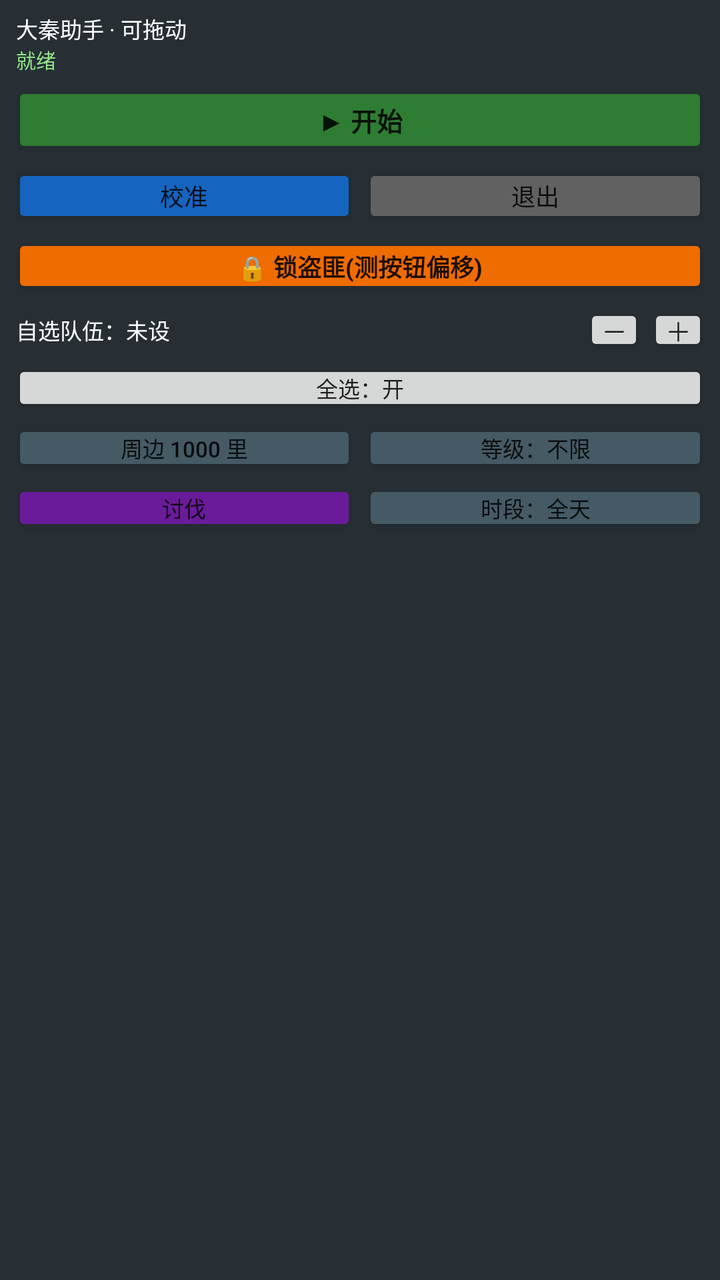
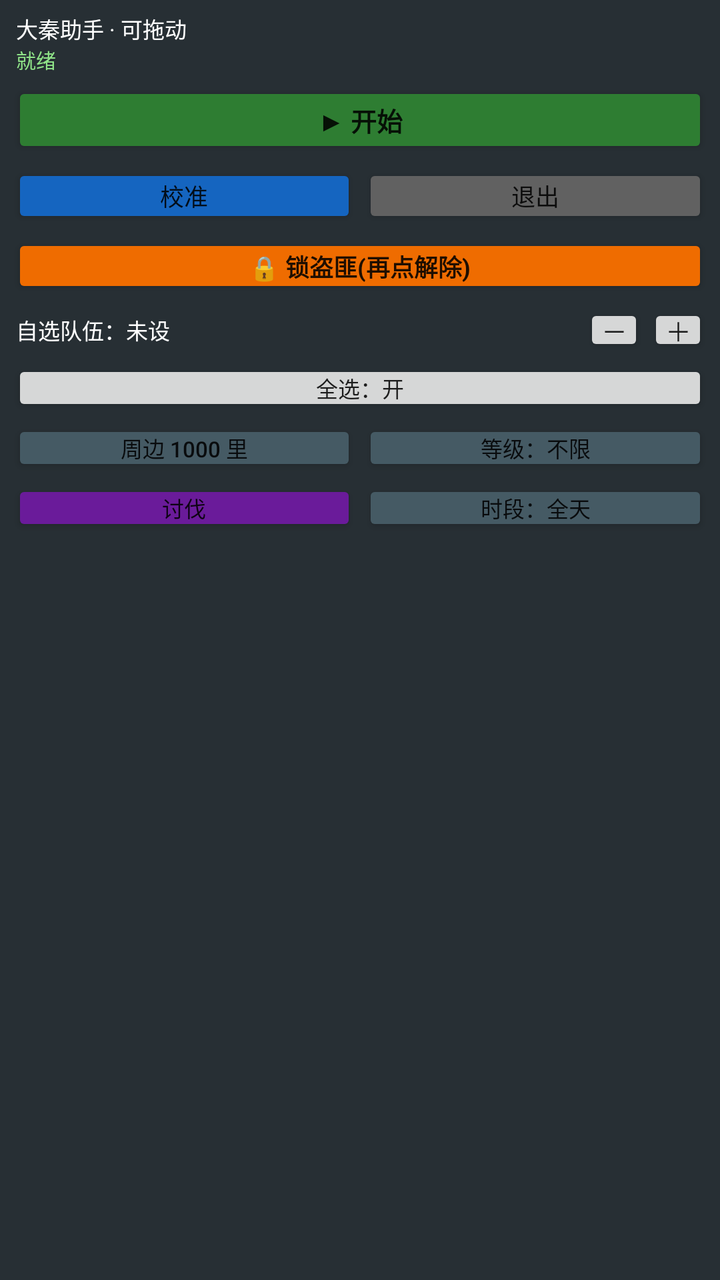

Two renders of the same Android screen: before a commit and after it. Below are the layout's source before the change and the commit's diff.
<!-- AndroidManifest.xml: application theme Theme.DaQinHelper -->
<!-- res/layout/overlay_window.xml -->
<?xml version="1.0" encoding="utf-8"?>
<LinearLayout xmlns:android="http://schemas.android.com/apk/res/android"
    android:id="@+id/overlay_root"
    android:layout_width="wrap_content"
    android:layout_height="wrap_content"
    android:orientation="vertical"
    android:background="#E6111A20"
    android:padding="6dp"
    android:minWidth="132dp">

    <TextView
        android:id="@+id/tv_title"
        android:layout_width="wrap_content"
        android:layout_height="wrap_content"
        android:text="大秦助手 · 可拖动"
        android:textColor="#FFFFFF"
        android:textSize="11sp"
        android:paddingStart="2dp"
        android:paddingEnd="2dp" />

    <TextView
        android:id="@+id/tv_status"
        android:layout_width="wrap_content"
        android:layout_height="wrap_content"
        android:text="就绪"
        android:textColor="#8FE388"
        android:textSize="10sp"
        android:maxWidth="150dp"
        android:paddingStart="2dp"
        android:paddingEnd="2dp" />

    <Button
        android:id="@+id/btn_toggle"
        android:layout_width="match_parent"
        android:layout_height="38dp"
        android:layout_marginTop="4dp"
        android:text="▶ 开始"
        android:textSize="13sp"
        android:textStyle="bold"
        android:padding="0dp"
        android:minWidth="0dp"
        android:minHeight="0dp"
        android:backgroundTint="#2E7D32" />

    <LinearLayout
        android:layout_width="match_parent"
        android:layout_height="wrap_content"
        android:orientation="horizontal"
        android:layout_marginTop="3dp">

        <Button
            android:id="@+id/btn_calib"
            android:layout_width="0dp"
            android:layout_weight="1"
            android:layout_height="32dp"
            android:text="校准"
            android:textSize="12sp"
            android:padding="0dp"
            android:minWidth="0dp"
            android:minHeight="0dp"
            android:backgroundTint="#1565C0" />

        <Button
            android:id="@+id/btn_exit"
            android:layout_width="0dp"
            android:layout_weight="1"
            android:layout_height="32dp"
            android:layout_marginStart="3dp"
            android:text="退出"
            android:textSize="12sp"
            android:padding="0dp"
            android:minWidth="0dp"
            android:minHeight="0dp"
            android:backgroundTint="#616161" />
    </LinearLayout>

    <Button
        android:id="@+id/btn_lock"
        android:layout_width="match_parent"
        android:layout_height="32dp"
        android:layout_marginTop="3dp"
        android:text="🔒 锁盗匪(测按钮偏移)"
        android:textSize="12sp"
        android:textStyle="bold"
        android:padding="0dp"
        android:minWidth="0dp"
        android:minHeight="0dp"
        android:backgroundTint="#EF6C00" />

    <LinearLayout
        android:layout_width="match_parent"
        android:layout_height="wrap_content"
        android:orientation="horizontal"
        android:gravity="center_vertical"
        android:layout_marginTop="3dp">

        <TextView
            android:id="@+id/tv_troop"
            android:layout_width="0dp"
            android:layout_weight="1"
            android:layout_height="wrap_content"
            android:text="自选队伍：未设"
            android:textColor="#FFFFFF"
            android:textSize="11sp"
            android:paddingStart="2dp" />

        <Button
            android:id="@+id/btn_minus"
            android:layout_width="30dp"
            android:layout_height="26dp"
            android:text="－"
            android:textSize="13sp"
            android:padding="0dp"
            android:minWidth="0dp"
            android:minHeight="0dp" />

        <Button
            android:id="@+id/btn_plus"
            android:layout_width="30dp"
            android:layout_height="26dp"
            android:text="＋"
            android:textSize="13sp"
            android:padding="0dp"
            android:minWidth="0dp"
            android:minHeight="0dp"
            android:layout_marginStart="2dp" />
    </LinearLayout>

    <Button
        android:id="@+id/btn_troop_toggle"
        android:layout_width="match_parent"
        android:layout_height="28dp"
        android:layout_marginTop="2dp"
        android:text="全选：开"
        android:textSize="11sp"
        android:padding="0dp"
        android:minWidth="0dp"
        android:minHeight="0dp" />

    <LinearLayout
        android:layout_width="match_parent"
        android:layout_height="wrap_content"
        android:orientation="horizontal"
        android:layout_marginTop="2dp">

        <Button
            android:id="@+id/btn_search"
            android:layout_width="0dp"
            android:layout_weight="1"
            android:layout_height="28dp"
            android:text="周边 1000 里"
            android:textSize="11sp"
            android:padding="0dp"
            android:minWidth="0dp"
            android:minHeight="0dp"
            android:backgroundTint="#455A64" />

        <Button
            android:id="@+id/btn_level"
            android:layout_width="0dp"
            android:layout_weight="1"
            android:layout_height="28dp"
            android:layout_marginStart="3dp"
            android:text="等级：不限"
            android:textSize="11sp"
            android:padding="0dp"
            android:minWidth="0dp"
            android:minHeight="0dp"
            android:backgroundTint="#455A64" />
    </LinearLayout>

    <LinearLayout
        android:layout_width="match_parent"
        android:layout_height="wrap_content"
        android:orientation="horizontal"
        android:layout_marginTop="2dp">

        <Button
            android:id="@+id/btn_mode"
            android:layout_width="0dp"
            android:layout_weight="1"
            android:layout_height="28dp"
            android:text="讨伐"
            android:textSize="11sp"
            android:padding="0dp"
            android:minWidth="0dp"
            android:minHeight="0dp"
            android:backgroundTint="#6A1B9A" />

        <Button
            android:id="@+id/btn_act"
            android:layout_width="0dp"
            android:layout_weight="1"
            android:layout_height="28dp"
            android:layout_marginStart="3dp"
            android:text="时段：全天"
            android:textSize="11sp"
            android:padding="0dp"
            android:minWidth="0dp"
            android:minHeight="0dp"
            android:backgroundTint="#455A64" />
    </LinearLayout>
</LinearLayout>
<!-- resources referenced by this layout -->
<resources>
  <style name="Theme.DaQinHelper" parent="Theme.AppCompat.Light.NoActionBar">
          <item name="colorPrimary">@color/purple_500</item>
          <item name="colorPrimaryDark">@color/purple_700</item>
          <item name="colorAccent">@color/teal_200</item>
      </style>
  <color name="purple_500">#6A5ACD</color>
  <color name="purple_700">#483D8B</color>
  <color name="teal_200">#80CBC4</color>
</resources>

<!-- the commit's change to res/layout/overlay_window.xml (unified diff, before → after) -->
@@ -79,7 +79,7 @@
         android:layout_width="match_parent"
         android:layout_height="32dp"
         android:layout_marginTop="3dp"
-        android:text="🔒 锁盗匪(测按钮偏移)"
+        android:text="🔒 锁盗匪(再点解除)"
         android:textSize="12sp"
         android:textStyle="bold"
         android:padding="0dp"
